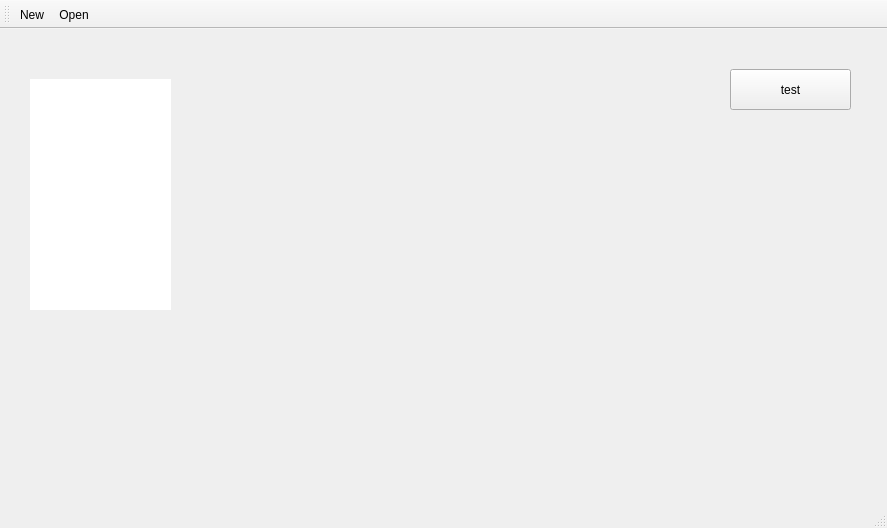
Before: the Qt Designer form mainwindow.ui in hymnly133/Enhanced-desktop, drawn with Qt 5.
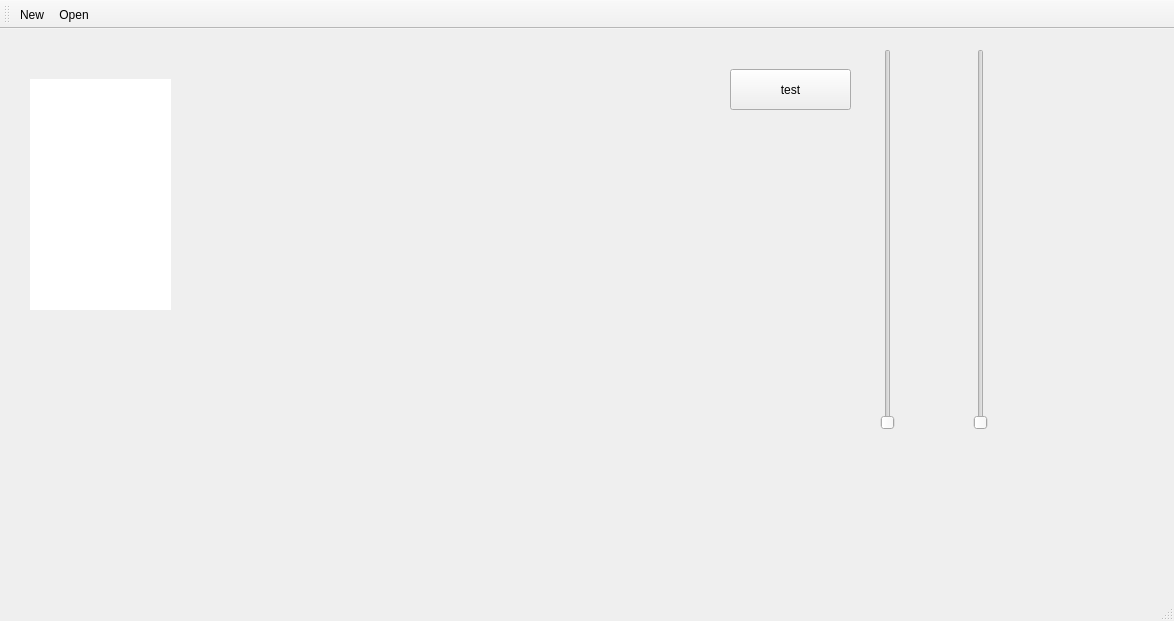
After: the same form once the commit is applied.

```diff
--- a/mainwindow.ui
+++ b/mainwindow.ui
@@ -6,8 +6,8 @@
    <rect>
     <x>0</x>
     <y>0</y>
-    <width>887</width>
-    <height>528</height>
+    <width>1174</width>
+    <height>621</height>
    </rect>
   </property>
   <property name="windowTitle">
@@ -87,6 +87,32 @@
      </property>
     </widget>
    </widget>
+   <widget class="QSlider" name="verticalSlider">
+    <property name="geometry">
+     <rect>
+      <x>880</x>
+      <y>20</y>
+      <width>16</width>
+      <height>381</height>
+     </rect>
+    </property>
+    <property name="orientation">
+     <enum>Qt::Vertical</enum>
+    </property>
+   </widget>
+   <widget class="QSlider" name="verticalSlider_2">
+    <property name="geometry">
+     <rect>
+      <x>970</x>
+      <y>20</y>
+      <width>21</width>
+      <height>381</height>
+     </rect>
+    </property>
+    <property name="orientation">
+     <enum>Qt::Vertical</enum>
+    </property>
+   </widget>
   </widget>
   <widget class="QMenuBar" name="menubar">
    <property name="geometry">
```
Left out of the diff: 2 changed lines with no effect on the pictures.
